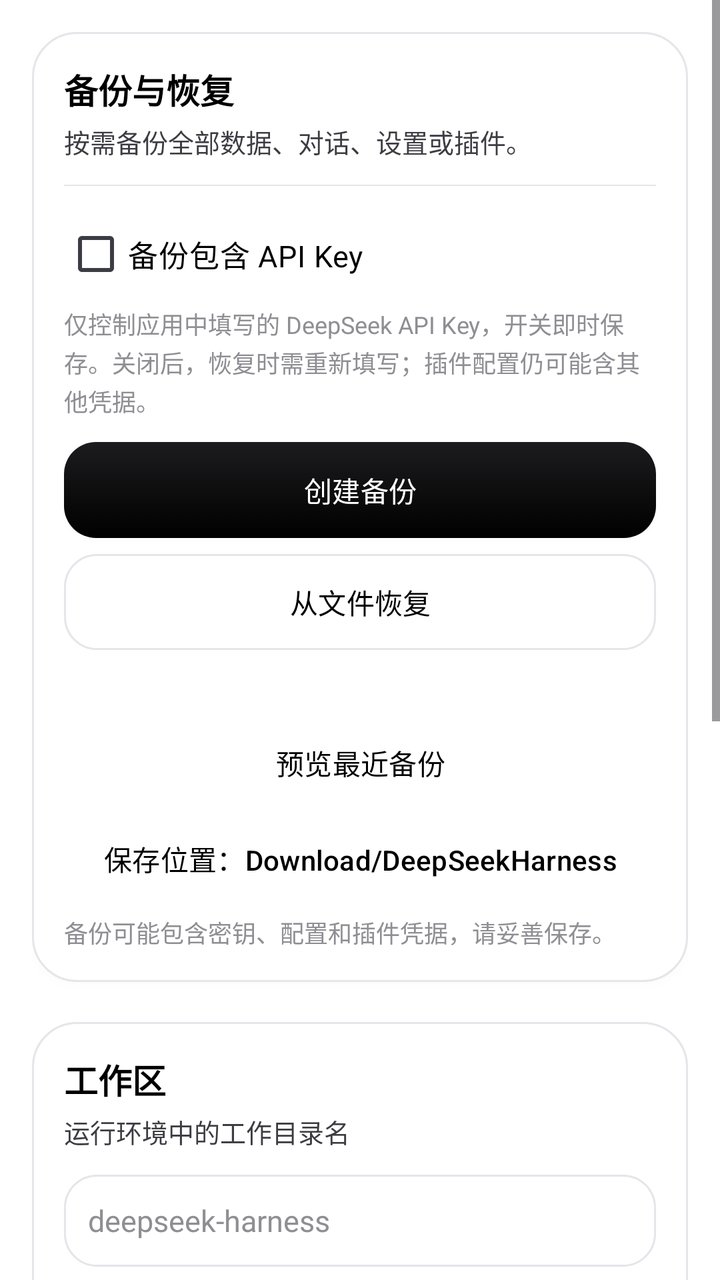
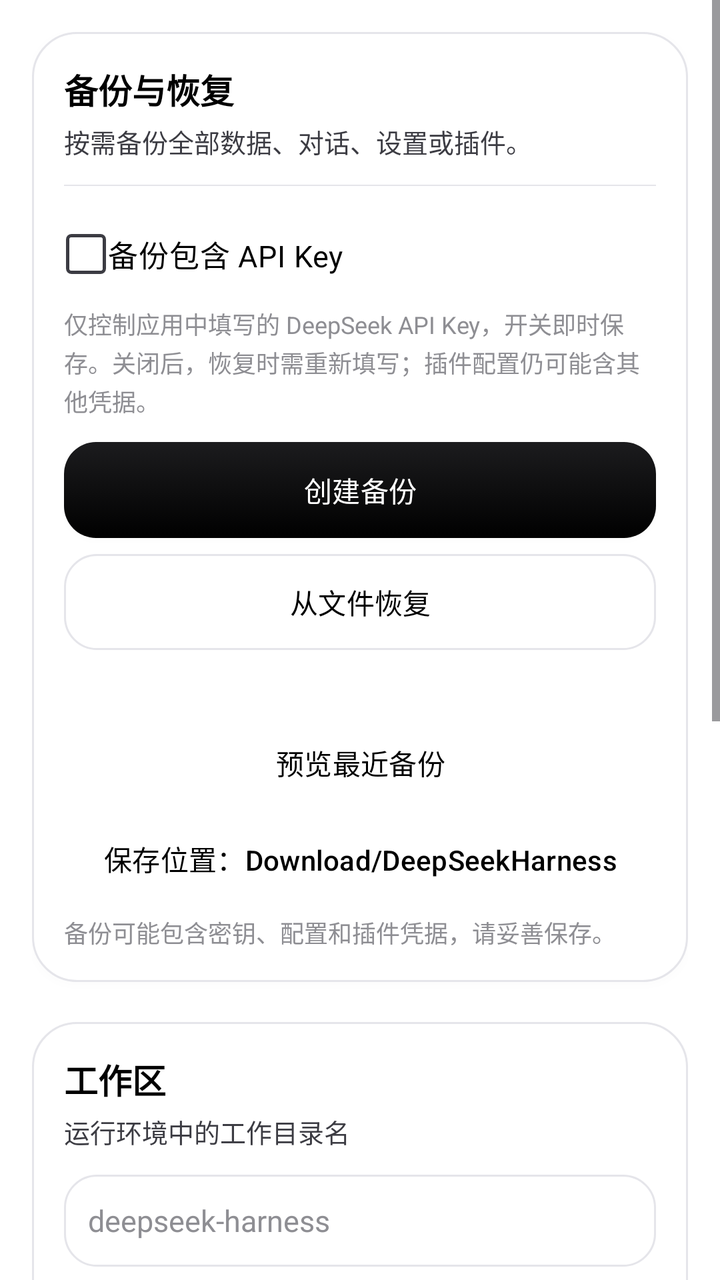

Compare the two renders of this Android layout. The source of the first and the diff that turns it into the second are given below.
<!-- AndroidManifest.xml: application theme Theme.DeepseekHarness -->
<!-- res/layout/fragment_workspace.xml -->
<?xml version="1.0" encoding="utf-8"?>
<ScrollView xmlns:android="http://schemas.android.com/apk/res/android"
    android:layout_width="match_parent"
    android:layout_height="match_parent"
    android:fillViewport="true"
    android:background="@color/surface">

    <LinearLayout
        android:layout_width="match_parent"
        android:layout_height="wrap_content"
        android:orientation="vertical"
        android:padding="@dimen/page_pad">

        <LinearLayout style="@style/DeepSeekHarnessCard"
            android:layout_width="match_parent"
            android:layout_height="wrap_content"
            android:layout_marginTop="0dp">

            <TextView style="@style/DeepSeekHarnessText.Title"
                android:layout_width="match_parent"
                android:layout_height="wrap_content"
                android:layout_marginTop="0dp"
                android:text="@string/workspace_backup" />

            <TextView style="@style/DeepSeekHarnessText.Label"
                android:layout_width="match_parent"
                android:layout_height="wrap_content"
                android:layout_marginTop="@dimen/gap_hair"
                android:text="@string/workspace_backup_desc" />

            <View
                android:layout_width="match_parent"
                android:layout_height="@dimen/hairline"
                android:layout_marginTop="@dimen/gap_control"
                android:background="@color/line" />

            <CheckBox android:id="@+id/config_backup_key" style="@style/DeepSeekHarnessText.Body"
                android:layout_width="match_parent"
                android:layout_height="wrap_content"
                android:minHeight="@dimen/touch_min"
                android:layout_marginTop="@dimen/gap_control"
                android:saveEnabled="false"
                android:text="@string/workspace_backup_api_key"  android:buttonTint="@color/checkbox_tint" />

            <TextView style="@style/DeepSeekHarnessText.Caption"
                android:layout_width="match_parent"
                android:layout_height="wrap_content"
                android:layout_marginTop="@dimen/gap_hair"
                android:text="@string/workspace_backup_api_key_desc" />

            <Button android:id="@+id/workspace_backup" style="@style/Widget.DeepSeekHarness.PrimaryButton"
                android:layout_width="match_parent"
                android:layout_height="wrap_content"
                android:layout_marginTop="@dimen/gap_control"
                android:text="@string/workspace_create_backup" />

            <Button android:id="@+id/workspace_restore" style="@style/Widget.DeepSeekHarness.Button"
                android:layout_width="match_parent"
                android:layout_height="wrap_content"
                android:layout_marginTop="@dimen/gap_tight"
                android:text="@string/workspace_restore_from_file" />

            <TextView android:id="@+id/workspace_backup_status" style="@style/DeepSeekHarnessText.Caption"
                android:layout_width="match_parent"
                android:layout_height="wrap_content"
                android:layout_marginTop="@dimen/gap_control" />

            <Button android:id="@+id/workspace_restore_latest" style="@style/Widget.DeepSeekHarness.TextButton"
                android:layout_width="match_parent"
                android:layout_height="wrap_content"
                android:layout_marginTop="@dimen/gap_hair"
                android:text="@string/workspace_preview_backups" />

            <Button android:id="@+id/workspace_location" style="@style/Widget.DeepSeekHarness.TextButton"
                android:layout_width="match_parent"
                android:layout_height="wrap_content"
                android:layout_marginTop="0dp"
                android:text="@string/workspace_backup_location" />

            <TextView style="@style/DeepSeekHarnessText.Caption"
                android:layout_width="match_parent"
                android:layout_height="wrap_content"
                android:layout_marginTop="@dimen/gap_hair"
                android:text="@string/workspace_backup_warning" />
        </LinearLayout>

        <LinearLayout style="@style/DeepSeekHarnessCard"
            android:layout_width="match_parent"
            android:layout_height="wrap_content"
            android:layout_marginTop="@dimen/gap_section">

            <TextView style="@style/DeepSeekHarnessText.Title"
                android:layout_width="match_parent"
                android:layout_height="wrap_content"
                android:layout_marginTop="0dp"
                android:text="@string/workspace_title" />

            <TextView style="@style/DeepSeekHarnessText.Label"
                android:layout_width="match_parent"
                android:layout_height="wrap_content"
                android:layout_marginTop="@dimen/gap_hair"
                android:text="@string/workspace_dir_desc" />

            <EditText android:id="@+id/workspace_path" style="@style/DeepSeekHarnessText.Body"
                android:layout_width="match_parent"
                android:layout_height="wrap_content"
                android:minHeight="@dimen/input_height"
                android:layout_marginTop="@dimen/gap_control"
                android:background="@drawable/bg_input"
                android:padding="@dimen/gap_control"
                android:singleLine="true"
                android:hint="deepseek-harness" />

            <Button android:id="@+id/workspace_apply" style="@style/Widget.DeepSeekHarness.Button"
                android:layout_width="match_parent"
                android:layout_height="wrap_content"
                android:layout_marginTop="@dimen/gap_tight"
                android:text="@string/workspace_app_path" />

            <TextView android:id="@+id/workspace_info" style="@style/DeepSeekHarnessText.Caption"
                android:layout_width="match_parent"
                android:layout_height="wrap_content"
                android:layout_marginTop="@dimen/gap_tight"
                android:text="" />
        </LinearLayout>

        <LinearLayout style="@style/DeepSeekHarnessCard"
            android:layout_width="match_parent"
            android:layout_height="wrap_content"
            android:layout_marginTop="@dimen/gap_section">

            <TextView style="@style/DeepSeekHarnessText.Title"
                android:layout_width="match_parent"
                android:layout_height="wrap_content"
                android:layout_marginTop="0dp"
                android:text="@string/workspace_file_share" />

            <TextView android:id="@+id/workspace_share_status" style="@style/DeepSeekHarnessText.Label"
                android:layout_width="match_parent"
                android:layout_height="wrap_content"
                android:layout_marginTop="@dimen/gap_tight"
                android:text="" />
        </LinearLayout>

        <LinearLayout style="@style/DeepSeekHarnessCard"
            android:layout_width="match_parent"
            android:layout_height="wrap_content"
            android:layout_marginTop="@dimen/gap_section">

            <TextView style="@style/DeepSeekHarnessText.Title"
                android:layout_width="match_parent"
                android:layout_height="wrap_content"
                android:layout_marginTop="0dp"
                android:text="@string/env_maintenance" />

            <TextView style="@style/DeepSeekHarnessText.Caption"
                android:layout_width="match_parent"
                android:layout_height="wrap_content"
                android:layout_marginTop="@dimen/gap_hair"
                android:text="@string/workspace_maintenance_desc" />

            <View
                android:layout_width="match_parent"
                android:layout_height="@dimen/hairline"
                android:layout_marginTop="@dimen/gap_control"
                android:background="@color/line" />

            <Button android:id="@+id/workspace_clean_sessions" style="@style/Widget.DeepSeekHarness.Button"
                android:layout_width="match_parent"
                android:layout_height="wrap_content"
                android:layout_marginTop="@dimen/gap_control"
                android:text="@string/workspace_clean_sessions" />

            <Button android:id="@+id/workspace_reset" style="@style/Widget.DeepSeekHarness.Button"
                android:layout_width="match_parent"
                android:layout_height="wrap_content"
                android:layout_marginTop="@dimen/gap_tight"
                android:text="@string/workspace_reset_config" />

            <Button android:id="@+id/workspace_clear" style="@style/Widget.DeepSeekHarness.DangerButton"
                android:layout_width="match_parent"
                android:layout_height="wrap_content"
                android:layout_marginTop="@dimen/gap_control"
                android:text="@string/workspace_clear_env" />
        </LinearLayout>
    </LinearLayout>
</ScrollView>
<!-- resources referenced by this layout -->
<resources>
  <color name="line">#E5E5EA</color>
  <color name="surface">#FFFFFF</color>
  <dimen name="gap_control">12dp</dimen>
  <dimen name="gap_hair">4dp</dimen>
  <dimen name="gap_section">20dp</dimen>
  <dimen name="gap_tight">8dp</dimen>
  <dimen name="hairline">0.5dp</dimen>
  <dimen name="input_height">46dp</dimen>
  <dimen name="page_pad">16dp</dimen>
  <dimen name="touch_min">44dp</dimen>
  <string name="env_maintenance">环境维护</string>
  <string name="workspace_app_path">应用路径</string>
  <string name="workspace_backup">备份与恢复</string>
  <string name="workspace_backup_api_key">备份包含 API Key</string>
  <string name="workspace_backup_desc">按需备份全部数据、对话、设置或插件。</string>
  <string name="workspace_clean_sessions">清理损坏会话</string>
  <string name="workspace_clear_env">清除环境</string>
  <string name="workspace_create_backup">创建备份</string>
  <string name="workspace_dir_desc">运行环境中的工作目录名</string>
  <string name="workspace_file_share">文件共享</string>
  <string name="workspace_preview_backups">预览最近备份</string>
  <string name="workspace_reset_config">重置配置，保留对话</string>
  <string name="workspace_restore_from_file">从文件恢复</string>
  <string name="workspace_title">工作区</string>
  <color name="card">#FFFFFF</color>
  <dimen name="radius_control">16dp</dimen>
  <color name="primary">#000000</color>
  <color name="raised">#FFFFFF</color>
  <dimen name="stroke">1dp</dimen>
  <dimen name="card_pad">16dp</dimen>
  <dimen name="text_body">15sp</dimen>
  <color name="text">#000000</color>
  <dimen name="text_caption">12sp</dimen>
  <color name="text_muted">#8E8E93</color>
  <dimen name="text_label">13sp</dimen>
  <color name="text_secondary">#3C3C43</color>
  <dimen name="text_title">17sp</dimen>
  <color name="ripple">#0F000000</color>
  <dimen name="radius_card">22dp</dimen>
  <color name="disabled">#E9E9EE</color>
  <color name="primary_ripple">#1A000000</color>
  <color name="err">#48484A</color>
  <color name="primary_dark">#1C1C1E</color>
  <dimen name="radius_small">12dp</dimen>
  <color name="accent_on">#FFFFFF</color>
  <color name="error_on">#FFFFFF</color>
  <style name="Widget.DeepSeekHarness.CheckBox" parent="Widget.Material3.CompoundButton.CheckBox">
          <item name="android:textColor">@color/button_text</item>
          <item name="android:buttonTint">@color/checkbox_tint</item>
      </style>
  <!-- unchanged entries left out for length: 30 -->
</resources>

<!-- the commit's change to res/layout/fragment_workspace.xml (unified diff, before → after) -->
@@ -40,7 +40,7 @@
                 android:minHeight="@dimen/touch_min"
                 android:layout_marginTop="@dimen/gap_control"
                 android:saveEnabled="false"
-                android:text="@string/workspace_backup_api_key"  android:buttonTint="@color/checkbox_tint" />
+                android:text="@string/workspace_backup_api_key"  />
 
             <TextView style="@style/DeepSeekHarnessText.Caption"
                 android:layout_width="match_parent"
<!-- resource entries referenced after the edit -->
@@ -48,8 +48,39 @@
   <color name="error_on">#FFFFFF</color>
   <style name="Widget.DeepSeekHarness.CheckBox" parent="Widget.Material3.CompoundButton.CheckBox">
           <item name="android:textColor">@color/button_text</item>
-          <item name="android:buttonTint">@color/checkbox_tint</item>
+          <item name="android:button">@drawable/checkbox_custom</item>
       </style>
+  <!-- drawable checkbox_custom (drawable) -->
+  <?xml version="1.0" encoding="utf-8"?>
+  <selector xmlns:android="http://schemas.android.com/apk/res/android">
+      <item android:state_checked="true" android:drawable="@drawable/ic_checkbox_checked" />
+      <item android:drawable="@drawable/ic_checkbox_unchecked" />
+  </selector>
+  <!-- drawable ic_checkbox_checked (drawable) -->
+  <?xml version="1.0" encoding="utf-8"?>
+  <vector xmlns:android="http://schemas.android.com/apk/res/android"
+      android:width="22dp" android:height="22dp"
+      android:viewportWidth="24" android:viewportHeight="24">
+      
+      <path
+          android:pathData="M4,2.5h16a1.5,1.5 0 0 1 1.5,1.5v16a1.5,1.5 0 0 1 -1.5,1.5H4A1.5,1.5 0 0 1 2.5,20V4A1.5,1.5 0 0 1 4,2.5z"
+          android:fillColor="@color/primary" />
+      
+      <path
+          android:pathData="M9.55,16.48 L5.68,12.53 C5.36,12.2 5.36,11.67 5.68,11.34 C6.0,11.02 6.54,11.02 6.86,11.34 L9.79,14.34 L17.35,6.75 C17.67,6.42 18.21,6.42 18.53,6.75 C18.85,7.07 18.85,7.6 18.53,7.92 L10.53,15.96 C10.42,16.08 10.18,16.16 10.03,16.2 C9.88,16.24 9.71,16.24 9.55,16.16 Z"
+          android:fillColor="#FFFFFF" />
+  </vector>
+  <!-- drawable ic_checkbox_unchecked (drawable) -->
+  <?xml version="1.0" encoding="utf-8"?>
+  <vector xmlns:android="http://schemas.android.com/apk/res/android"
+      android:width="22dp" android:height="22dp"
+      android:viewportWidth="24" android:viewportHeight="24">
+      <path
+          android:pathData="M4,2h16a2,2 0 0 1 2,2v16a2,2 0 0 1 -2,2H4a2,2 0 0 1 -2,-2V4a2,2 0 0 1 2,-2z"
+          android:strokeColor="@color/text_muted"
+          android:strokeWidth="1.8"
+          android:fillColor="#00000000" />
+  </vector>
   <!-- unchanged entries left out for length: 30 -->
 </resources>
 
